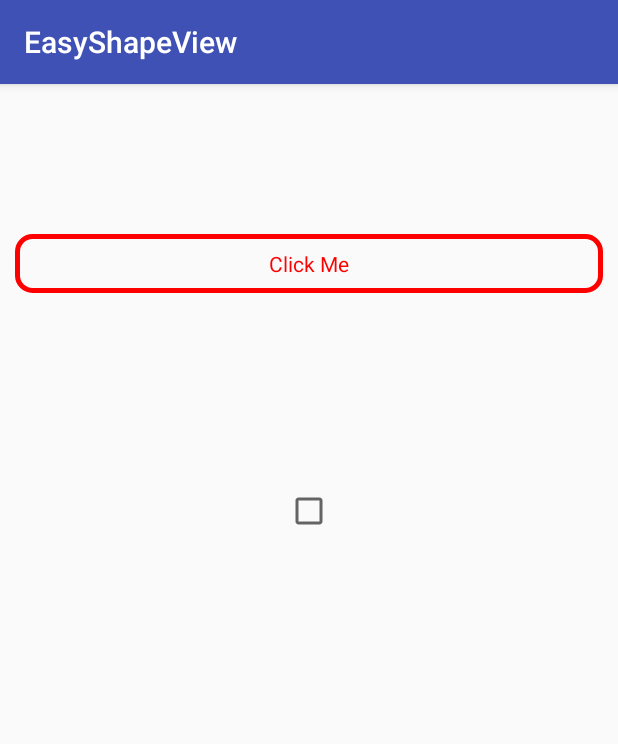
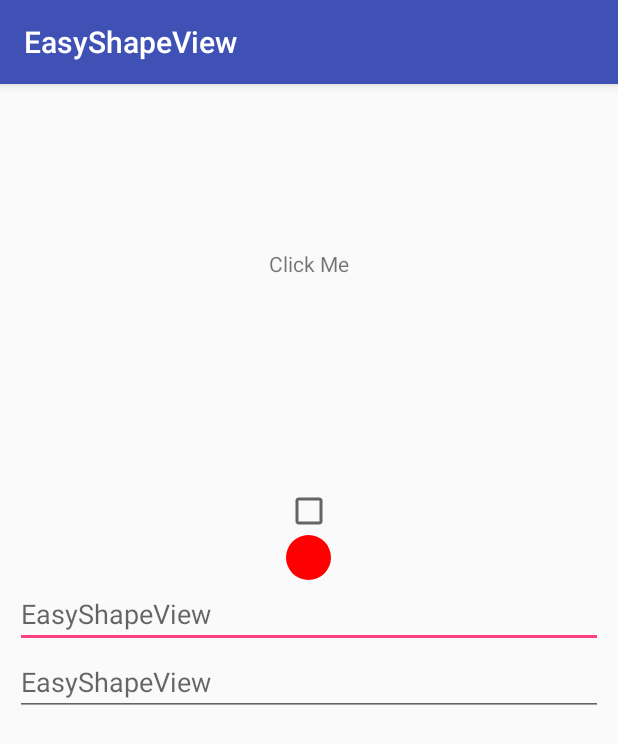
Before and after one commit to mkrupal09/EasyShapeView, an Android app: the screen it shows after launch (MainActivity), on a phone screen of 412 x 824 dp. Shown: the top 744 px of the screen. Run offline under Robolectric (Android 15) with nearby library versions, the phone set to English and light mode, and no system bars; our stand-ins replace data binding; 24 statements that could not run were skipped.

Commit message:
added more support to create drawables

```diff
--- a/app/src/main/java/com/dc/easyshapeview/MainActivity.java
+++ b/app/src/main/java/com/dc/easyshapeview/MainActivity.java
@@ -2,13 +2,15 @@ package com.dc.easyshapeview;
 
 import android.databinding.DataBindingUtil;
 import android.graphics.Color;
+import android.graphics.drawable.GradientDrawable;
 import android.os.Bundle;
+import android.support.v4.content.ContextCompat;
 import android.support.v7.app.AppCompatActivity;
 import android.view.View;
 
 import com.dc.easyshapeview.databinding.ActivityMainBinding;
-import com.dc.library.ShapeMaker;
-import com.dc.library.ViewBindingUtils;
+import com.dc.library.DrawableMaker;
+import com.dc.library.DrawableBindingUtils;
 
 public class MainActivity extends AppCompatActivity {
 
@@ -19,13 +21,13 @@ public class MainActivity extends AppCompatActivity {
   protected void onCreate(Bundle savedInstanceState) {
     super.onCreate(savedInstanceState);
     binding = DataBindingUtil.setContentView(this, R.layout.activity_main);
+/*
+        DrawableBindingUtils.background(binding.tvMain,
+                DrawableMaker.create().shape(DrawableMaker.RECT).cornerRadius(15).color(Color.RED).build(),
+                DrawableMaker.create().shape(DrawableMaker.RECT).cornerRadius(15).color(Color.GREEN).build(),
+                DrawableMaker.create().shape(DrawableMaker.RECT).color(Color.BLACK).build(),null);*/
 
-        ViewBindingUtils.background(binding.tvMain,
-                ShapeMaker.create().shape(ShapeMaker.RECT).fillType(ShapeMaker.BORDER).strokeWidth(5).radius(15).color(Color.RED).build(),
-                ShapeMaker.create().shape(ShapeMaker.RECT).fillType(ShapeMaker.FILL).radius(15).color(Color.GREEN).build(),
-                ShapeMaker.create().shape(ShapeMaker.RECT).color(Color.BLACK).build());
-
-        ViewBindingUtils.textColor(binding.tvMain, Color.RED, Color.WHITE, Color.GREEN);
+    /*DrawableBindingUtils.textColor(binding.tvMain, Color.RED, Color.WHITE, Color.GREEN);*/
 
     binding.tvMain.setOnClickListener(new View.OnClickListener() {
       @Override
@@ -48,5 +50,8 @@ public class MainActivity extends AppCompatActivity {
       }
     });
 
+    DrawableBindingUtils.background(binding.viewFromDrawable,
+            DrawableMaker.from((GradientDrawable) ContextCompat.getDrawable(this, R.drawable.oval)).shape(DrawableMaker.OVAL).color(Color.RED).build());
+
   }
 }
--- /dev/null
+++ b/app/src/main/res/drawable/oval.xml
@@ -0,0 +1,6 @@
+<?xml version="1.0" encoding="utf-8"?>
+<shape xmlns:android="http://schemas.android.com/apk/res/android"
+    android:shape="oval">
+
+    <solid android:color="@color/colorAccent" />
+</shape>
--- a/app/src/main/res/layout/activity_main.xml
+++ b/app/src/main/res/layout/activity_main.xml
@@ -4,7 +4,7 @@
 
     <data>
 
-        <import type="com.dc.library.ShapeMaker" />
+        <import type="com.dc.library.DrawableMaker" />
 
         <import type="android.graphics.Color" />
     </data>
@@ -26,9 +26,9 @@
                 android:layout_width="80dp"
                 android:layout_height="80dp"
                 android:gravity="center"
-                bind:disable="@{ShapeMaker.create().shape(ShapeMaker.OVAL).color(Color.BLACK).build()}"
-                bind:normal="@{ShapeMaker.create().shape(ShapeMaker.OVAL).fillType(ShapeMaker.FILL).color(@color/colorPrimary).build()}"
-                bind:pressed="@{ShapeMaker.create().shape(ShapeMaker.OVAL).fillType(ShapeMaker.FILL).color(Color.GREEN).build()}" />
+                bind:disableBackground="@{DrawableMaker.create().shape(DrawableMaker.OVAL).color(Color.BLACK).build()}"
+                bind:normalBackground="@{DrawableMaker.create().shape(DrawableMaker.RECT).color(@color/colorPrimary).build()}"
+                bind:pressedBackground="@{DrawableMaker.create().shape(DrawableMaker.OVAL).color(Color.GREEN).build()}" />
 
             <TextView
                 android:id="@+id/tvMain"
@@ -38,12 +38,12 @@
                 android:gravity="center"
                 android:padding="10dp"
                 android:text="@string/click_me"
-                bind:disable="@{ShapeMaker.create().shape(ShapeMaker.RECT).color(Color.BLACK).build()}"
+                bind:disableBackground="@{DrawableMaker.create().shape(DrawableMaker.RECT).color(Color.BLACK).build()}"
                 bind:disableTextColor="@{Color.BLACK}"
-                bind:normal="@{ShapeMaker.create().shape(ShapeMaker.RECT).fillType(ShapeMaker.BORDER).strokeWidth(5).radius(@dimen/space_med).color(Color.RED).build()}"
-                bind:normalTextColor="@{Color.RED}"
-                bind:pressed="@{ShapeMaker.create().shape(ShapeMaker.RECT).fillType(ShapeMaker.FILL).radius(@dimen/space_med).color(Color.GREEN).build()}"
-                bind:pressedTextColor="@{Color.WHITE}" />
+                bind:normalBackground="@{DrawableMaker.create().shape(DrawableMaker.RECT).color(Color.RED).border(5,@color/colorPrimary).build()}"
+                bind:normalTextColor="@{Color.WHITE}"
+                bind:pressedBackground="@{DrawableMaker.create().shape(DrawableMaker.RECT).cornerRadius(@dimen/space_med).color(Color.GREEN).build()}"
+                bind:pressedTextColor="@{@color/colorPrimary}" />
 
 
             <TextView
@@ -51,9 +51,9 @@
                 android:layout_width="match_parent"
                 android:layout_height="wrap_content"
                 android:layout_marginTop="10dp"
-                bind:disable="@{@drawable/settings_switch_back_on}"
-                bind:normal="@{@drawable/settings_switch_back_off}"
-                bind:pressed="@{@drawable/settings_switch_back_on}" />
+                bind:disableBackground="@{@drawable/settings_switch_back_on}"
+                bind:normalBackground="@{@drawable/settings_switch_back_off}"
+                bind:pressedBackground="@{@drawable/settings_switch_back_on}" />
 
 
             <ImageView
@@ -71,6 +71,27 @@
                 bind:check="@{@drawable/img_radiobtn_h}"
                 bind:uncheck="@{@drawable/img_radiobtn}" />
 
+            <View
+                android:id="@+id/viewFromDrawable"
+                android:layout_width="30dp"
+                android:layout_height="30dp" />
+
+            <EditText
+                android:layout_width="match_parent"
+                android:layout_height="wrap_content"
+                android:hint="@string/app_name" />
+
+            <android.support.v7.widget.AppCompatEditText
+                android:layout_width="match_parent"
+                android:layout_height="wrap_content"
+                android:hint="@string/app_name"
+                bind:focusedBackground="@{DrawableMaker.rectangle().cornerRadius(@dimen/space_med).color(Color.GREEN).build()}"
+                bind:focusedHintTextColor="@{Color.WHITE}"
+                bind:focusedTextColor="@{Color.WHITE}"
+                bind:normalBackground="@{DrawableMaker.rectangle().color(Color.RED).border(5,@color/colorPrimary).build()}"
+                bind:normalHintTextColor="@{Color.BLACK}"
+                bind:normalTextColor="@{Color.BLACK}" />
+
         </LinearLayout>
     </ScrollView>
 </layout>
--- /dev/null
+++ b/library/src/main/java/com/dc/library/DrawableBindingUtils.java
@@ -0,0 +1,95 @@
+package com.dc.library;
+
+import android.content.res.ColorStateList;
+import android.databinding.BindingAdapter;
+import android.graphics.drawable.Drawable;
+import android.graphics.drawable.StateListDrawable;
+import android.util.StateSet;
+import android.view.View;
+import android.widget.CompoundButton;
+import android.widget.ImageView;
+import android.widget.TextView;
+
+/**
+ * Created by HB on 12/7/18.
+ */
+public class DrawableBindingUtils {
+
+  @BindingAdapter(value = {"normalBackground", "pressedBackground", "disableBackground", "focusedBackground"}, requireAll = false)
+  public static void background(View view, Drawable normal, Drawable pressed, Drawable disable, Drawable focused) {
+    StateListDrawable background = new StateListDrawable();
+    if (pressed != null)
+      background.addState(new int[]{android.R.attr.state_pressed}, pressed);
+    if (disable != null)
+      background.addState(new int[]{-android.R.attr.state_enabled}, disable);
+    if (focused != null)
+      background.addState(new int[]{-android.R.attr.state_focused}, focused);
+    if (normal != null)
+      background.addState(StateSet.WILD_CARD, normal);
+
+    view.setBackground(background);
+  }
+
+  public static void background(View view, Drawable normal) {
+    StateListDrawable background = new StateListDrawable();
+    if (normal != null)
+      background.addState(StateSet.WILD_CARD, normal);
+    view.setBackground(background);
+  }
+
+  @BindingAdapter(value = {"normalSrc", "pressedSrc", "disableSrc", "selectedSrc"}, requireAll = false)
+  public static void imageSource(ImageView view, Drawable normal, Drawable pressed, Drawable disable, Drawable selected) {
+    StateListDrawable image = new StateListDrawable();
+    if (pressed != null)
+      image.addState(new int[]{android.R.attr.state_pressed}, pressed);
+    if (disable != null)
+      image.addState(new int[]{-android.R.attr.state_enabled}, disable);
+    if (normal != null) {
+      image.addState(new int[]{-android.R.attr.state_selected}, selected);
+    }
+    if (normal != null)
+      image.addState(StateSet.WILD_CARD, normal);
+    view.setImageDrawable(image);
+  }
+
+
+  @BindingAdapter(value = {"normalTextColor", "pressedTextColor", "disableTextColor", "focusedTextColor"}, requireAll = false)
+  public static void textColor(TextView textView, int normal, int pressed, int disable, int focused) {
+    int[][] states = new int[][]{
+            new int[]{android.R.attr.state_pressed}, // disabled
+            new int[]{-android.R.attr.state_enabled},  // pressed
+            new int[]{android.R.attr.state_focused}, // focused
+            StateSet.WILD_CARD
+    };
+
+    int[] colors = new int[]{
+            pressed, disable,focused ,normal
+    };
+    ColorStateList textColor = new ColorStateList(states, colors);
+    textView.setTextColor(textColor);
+  }
+
+  @BindingAdapter(value = {"normalHintTextColor", "pressedHintTextColor", "disableHintTextColor", "focusedHintTextColor"}, requireAll = false)
+  public static void hintColor(TextView textView, int normal, int pressed, int disable, int focused) {
+    int[][] states = new int[][]{
+            new int[]{android.R.attr.state_pressed}, // disabled
+            new int[]{-android.R.attr.state_enabled},  // pressed
+            new int[]{android.R.attr.state_focused}, // focused
+            StateSet.WILD_CARD
+    };
+
+    int[] colors = new int[]{
+            pressed, disable,focused ,normal
+    };
+    ColorStateList textColor = new ColorStateList(states, colors);
+    textView.setHintTextColor(textColor);
+  }
+
+  @BindingAdapter(value = {"check", "uncheck"})
+  public static void checkUncheck(CompoundButton view, Drawable check, Drawable uncheck) {
+    StateListDrawable checkUncheckDrawable = new StateListDrawable();
+    checkUncheckDrawable.addState(new int[]{android.R.attr.state_checked}, check);
+    checkUncheckDrawable.addState(new int[]{-android.R.attr.state_checked}, uncheck);
+    view.setButtonDrawable(checkUncheckDrawable);
+  }
+}
--- /dev/null
+++ b/library/src/main/java/com/dc/library/DrawableMaker.java
@@ -0,0 +1,74 @@
+package com.dc.library;
+
+import android.graphics.drawable.Drawable;
+import android.graphics.drawable.GradientDrawable;
+
+/**
+ * Created by HB on 12/7/18.
+ */
+public class DrawableMaker {
+
+
+  private DrawableMaker(GradientDrawable drawable) {
+    this.drawable = drawable;
+  }
+
+  public static final int RECT = GradientDrawable.RECTANGLE;
+  public static final int OVAL = GradientDrawable.OVAL;
+  public static final int LINE = GradientDrawable.LINE;
+  public static final int RING = GradientDrawable.RING;
+
+
+  private int shape;
+  private float roundedRadius;
+  private int color;
+  private int strokeWidth;
+  private int strokeColor;
+  private GradientDrawable drawable;
+
+  public static DrawableMaker create() {
+    return new DrawableMaker(new GradientDrawable());
+  }
+
+  public static DrawableMaker from(GradientDrawable gradientDrawable) {
+    return new DrawableMaker(gradientDrawable);
+  }
+
+  public static DrawableMaker oval(){
+    return new DrawableMaker(new GradientDrawable()).shape(OVAL);
+  }
+
+  public static DrawableMaker rectangle(){
+    return new DrawableMaker(new GradientDrawable()).shape(RECT);
+  }
+
+  public DrawableMaker shape(int shape) {
+    this.shape = shape;
+    return this;
+  }
+
+  public DrawableMaker cornerRadius(float roundedRadius) {
+    this.roundedRadius = roundedRadius;
+    return this;
+  }
+
+  public DrawableMaker color(int color) {
+    this.color = color;
+    return this;
+  }
+
+  public DrawableMaker border(int width, int color) {
+    this.strokeWidth = width;
+    this.strokeColor = color;
+    return this;
+  }
+
+  public Drawable build() {
+    drawable.setShape(shape);
+    drawable.setColor(color);
+    drawable.setStroke(strokeWidth, strokeColor);
+    drawable.setCornerRadii(new float[]{roundedRadius, roundedRadius, roundedRadius,
+            roundedRadius, roundedRadius, roundedRadius, roundedRadius, roundedRadius});
+    return drawable;
+  }
+}
--- a/library/src/main/java/com/dc/library/ShapeMaker.java
+++ /dev/null
@@ -1,69 +0,0 @@
-package com.dc.library;
-
-import android.graphics.drawable.Drawable;
-import android.graphics.drawable.GradientDrawable;
-
-/**
- * Created by HB on 12/7/18.
- */
-public class ShapeMaker {
-
-
-    public static final int RECT = GradientDrawable.RECTANGLE;
-    public static final int OVAL = GradientDrawable.OVAL;
-    public static final int LINE = GradientDrawable.LINE;
-    public static final int RING = GradientDrawable.RING;
-
-    public static final int BORDER = 8;
-    public static final int FILL = 10;
-
-
-    private int shape;
-    private float roundedRadius;
-    private int color;
-    private int fillType;
-    private float strokeWidth;
-
-    public static ShapeMaker create() {
-        return new ShapeMaker();
-    }
-
-    public ShapeMaker shape(int shape) {
-        this.shape = shape;
-        return this;
-    }
-
-    public ShapeMaker radius(float roundedRadius) {
-        this.roundedRadius = roundedRadius;
-        return this;
-    }
-
-    public ShapeMaker color(int color) {
-        this.color = color;
-        return this;
-    }
-
-    public ShapeMaker fillType(int fillType) {
-        this.fillType = fillType;
-        return this;
-    }
-
-    public ShapeMaker strokeWidth(float strokeWidth) {
-        this.strokeWidth = strokeWidth;
-        return this;
-    }
-
-
-    public Drawable build() {
-        GradientDrawable drawable = new GradientDrawable();
-
-        drawable.setShape(shape);
-        if (fillType == BORDER) {
-            drawable.setStroke((int) strokeWidth, color);
-        } else {
-            drawable.setColor(color);
-        }
-        drawable.setCornerRadii(new float[]{roundedRadius, roundedRadius, roundedRadius, roundedRadius, roundedRadius, roundedRadius, roundedRadius, roundedRadius});
-        return drawable;
-    }
-}
--- a/library/src/main/java/com/dc/library/ViewBindingUtils.java
+++ /dev/null
@@ -1,68 +0,0 @@
-package com.dc.library;
-
-import android.content.res.ColorStateList;
-import android.databinding.BindingAdapter;
-import android.graphics.drawable.Drawable;
-import android.graphics.drawable.StateListDrawable;
-import android.util.StateSet;
-import android.view.View;
-import android.widget.CompoundButton;
-import android.widget.ImageView;
-import android.widget.TextView;
-
-/**
- * Created by HB on 12/7/18.
- */
-public class ViewBindingUtils {
-
-    @BindingAdapter(value = {"normal", "pressed", "disable"}, requireAll = false)
-    public static void background(View view, Drawable normal, Drawable pressed, Drawable disable) {
-        StateListDrawable background = new StateListDrawable();
-        if (pressed != null)
-            background.addState(new int[]{android.R.attr.state_pressed}, pressed);
-        if (disable != null)
-            background.addState(new int[]{-android.R.attr.state_enabled}, disable);
-        if (normal != null)
-            background.addState(StateSet.WILD_CARD, normal);
-        view.setBackgroundDrawable(background);
-    }
-
-    @BindingAdapter(value = {"normalSrc", "pressedSrc", "disableSrc","selectedSrc"}, requireAll = false)
-    public static void imageSource(ImageView view, Drawable normal, Drawable pressed, Drawable disable, Drawable selected) {
-        StateListDrawable image = new StateListDrawable();
-        if (pressed != null)
-            image.addState(new int[]{android.R.attr.state_pressed}, pressed);
-        if (disable != null)
-            image.addState(new int[]{-android.R.attr.state_enabled}, disable);
-        if (normal != null) {
-            image.addState(new int[]{-android.R.attr.state_selected}, selected);
-        }
-        if (normal != null)
-            image.addState(StateSet.WILD_CARD, normal);
-        view.setImageDrawable(image);
-    }
-
-
-    @BindingAdapter(value = {"normalTextColor", "pressedTextColor", "disableTextColor"}, requireAll = false)
-    public static void textColor(TextView textView, int normal, int pressed, int disable) {
-        int[][] states = new int[][]{
-                new int[]{android.R.attr.state_pressed}, // disabled
-                new int[]{-android.R.attr.state_enabled},  // pressed
-                StateSet.WILD_CARD
-        };
-
-        int[] colors = new int[]{
-                pressed, disable, normal
-        };
-        ColorStateList textColor = new ColorStateList(states, colors);
-        textView.setTextColor(textColor);
-    }
-
-    @BindingAdapter(value = {"check", "uncheck"})
-    public static void checkUncheck(CompoundButton view, Drawable check, Drawable uncheck) {
-        StateListDrawable checkUncheckDrawable = new StateListDrawable();
-        checkUncheckDrawable.addState(new int[]{android.R.attr.state_checked}, check);
-        checkUncheckDrawable.addState(new int[]{-android.R.attr.state_checked}, uncheck);
-        view.setButtonDrawable(checkUncheckDrawable);
-    }
-}
```
Also changed, not shown: gradle/wrapper/gradle-wrapper.properties, 1 other file. Lines whose indentation alone changed are shown as unchanged.
